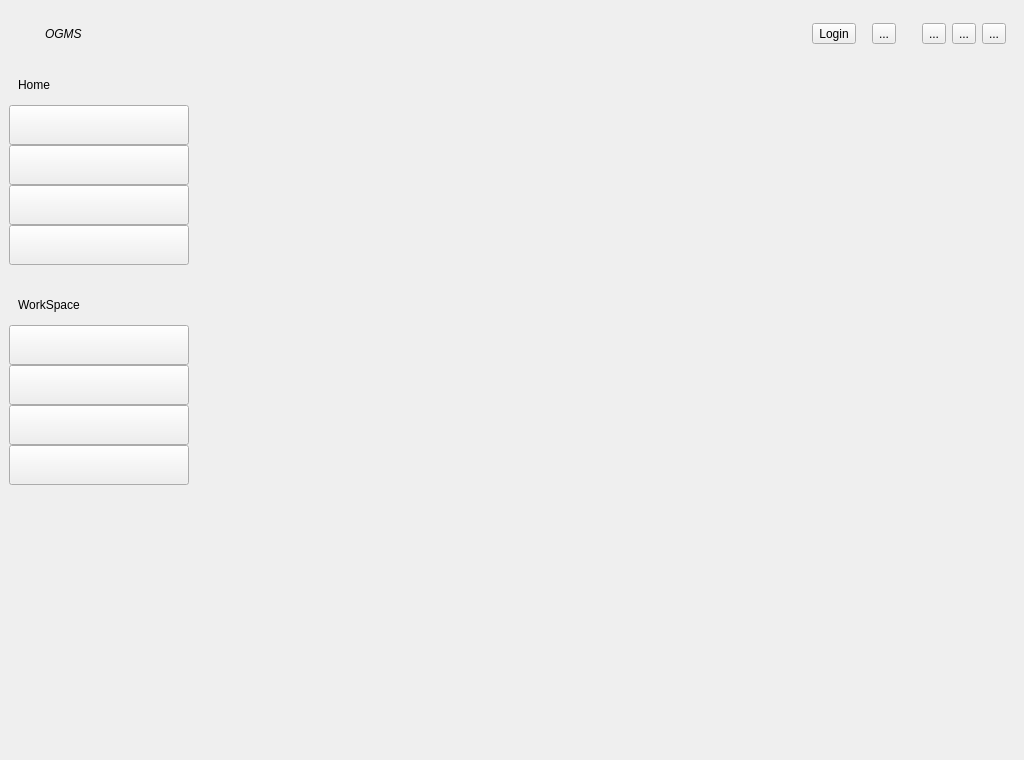
Old version of the form OgmUI/ogmmainwidget.ui in the repository SunsetFrost/ogms_desktop.
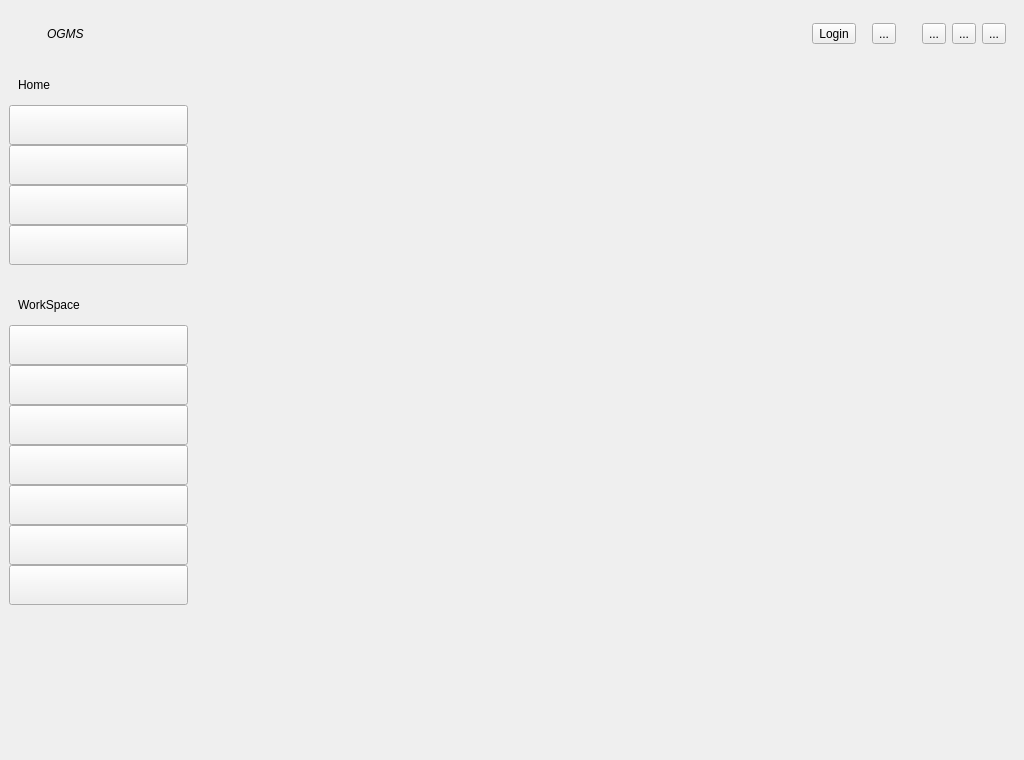
New version of the form. Icons and pictures are not drawn.

The edit to the form file:
```diff
--- a/OgmUI/ogmmainwidget.ui
+++ b/OgmUI/ogmmainwidget.ui
@@ -114,7 +114,7 @@
           <number>4</number>
          </property>
          <property name="leftMargin">
-          <number>16</number>
+          <number>14</number>
          </property>
          <property name="topMargin">
           <number>4</number>
@@ -126,21 +126,58 @@
           <number>4</number>
          </property>
          <item>
-          <widget class="QLabel" name="lblTitleIcon">
-           <property name="font">
-            <font>
-             <pointsize>20</pointsize>
-            </font>
-           </property>
-           <property name="statusTip">
-            <string>lbl-f20</string>
-           </property>
-           <property name="text">
-            <string/>
-           </property>
-           <property name="alignment">
-            <set>Qt::AlignCenter</set>
-           </property>
+          <widget class="QWidget" name="widget_3" native="true">
+           <layout class="QVBoxLayout" name="verticalLayout_6">
+            <property name="spacing">
+             <number>0</number>
+            </property>
+            <property name="leftMargin">
+             <number>0</number>
+            </property>
+            <property name="topMargin">
+             <number>0</number>
+            </property>
+            <property name="rightMargin">
+             <number>0</number>
+            </property>
+            <property name="bottomMargin">
+             <number>0</number>
+            </property>
+            <item>
+             <widget class="QLabel" name="lblTitleIcon">
+              <property name="font">
+               <font>
+                <pointsize>20</pointsize>
+               </font>
+              </property>
+              <property name="statusTip">
+               <string>lbl-f20</string>
+              </property>
+              <property name="text">
+               <string/>
+              </property>
+              <property name="alignment">
+               <set>Qt::AlignCenter</set>
+              </property>
+             </widget>
+            </item>
+            <item>
+             <spacer name="verticalSpacer_3">
+              <property name="orientation">
+               <enum>Qt::Vertical</enum>
+              </property>
+              <property name="sizeType">
+               <enum>QSizePolicy::Fixed</enum>
+              </property>
+              <property name="sizeHint" stdset="0">
+               <size>
+                <width>20</width>
+                <height>1</height>
+               </size>
+              </property>
+             </spacer>
+            </item>
+           </layout>
           </widget>
          </item>
          <item>
@@ -426,7 +463,7 @@
              <number>6</number>
             </property>
             <property name="rightMargin">
-             <number>0</number>
+             <number>1</number>
             </property>
             <property name="bottomMargin">
              <number>0</number>
@@ -672,37 +709,6 @@
                <property name="bottomMargin">
                 <number>0</number>
                </property>
-               <item>
-                <widget class="QToolButton" name="btnSpaceTask">
-                 <property name="sizePolicy">
-                  <sizepolicy hsizetype="Preferred" vsizetype="Fixed">
-                   <horstretch>0</horstretch>
-                   <verstretch>0</verstretch>
-                  </sizepolicy>
-                 </property>
-                 <property name="minimumSize">
-                  <size>
-                   <width>0</width>
-                   <height>40</height>
-                  </size>
-                 </property>
-                 <property name="maximumSize">
-                  <size>
-                   <width>16777215</width>
-                   <height>40</height>
-                  </size>
-                 </property>
-                 <property name="statusTip">
-                  <string>btn-sidebar</string>
-                 </property>
-                 <property name="text">
-                  <string/>
-                 </property>
-                 <property name="checkable">
-                  <bool>true</bool>
-                 </property>
-                </widget>
-               </item>
                <item>
                 <widget class="QToolButton" name="btnSpaceFavor">
                  <property name="sizePolicy">
@@ -734,6 +740,37 @@
                  </property>
                 </widget>
                </item>
+               <item>
+                <widget class="QToolButton" name="btnSpaceTask">
+                 <property name="sizePolicy">
+                  <sizepolicy hsizetype="Preferred" vsizetype="Fixed">
+                   <horstretch>0</horstretch>
+                   <verstretch>0</verstretch>
+                  </sizepolicy>
+                 </property>
+                 <property name="minimumSize">
+                  <size>
+                   <width>0</width>
+                   <height>40</height>
+                  </size>
+                 </property>
+                 <property name="maximumSize">
+                  <size>
+                   <width>16777215</width>
+                   <height>40</height>
+                  </size>
+                 </property>
+                 <property name="statusTip">
+                  <string>btn-sidebar</string>
+                 </property>
+                 <property name="text">
+                  <string/>
+                 </property>
+                 <property name="checkable">
+                  <bool>true</bool>
+                 </property>
+                </widget>
+               </item>
                <item>
                 <widget class="QToolButton" name="btnSpaceFileManager">
                  <property name="sizePolicy">
@@ -808,6 +845,123 @@
               </property>
              </widget>
             </item>
+            <item>
+             <widget class="QToolButton" name="btnSpaceIntegrated">
+              <property name="sizePolicy">
+               <sizepolicy hsizetype="Preferred" vsizetype="Fixed">
+                <horstretch>0</horstretch>
+                <verstretch>0</verstretch>
+               </sizepolicy>
+              </property>
+              <property name="minimumSize">
+               <size>
+                <width>0</width>
+                <height>40</height>
+               </size>
+              </property>
+              <property name="maximumSize">
+               <size>
+                <width>16777215</width>
+                <height>40</height>
+               </size>
+              </property>
+              <property name="statusTip">
+               <string>btn-sidebar</string>
+              </property>
+              <property name="text">
+               <string/>
+              </property>
+             </widget>
+            </item>
+            <item>
+             <widget class="QWidget" name="widgetIntegration" native="true">
+              <property name="minimumSize">
+               <size>
+                <width>0</width>
+                <height>30</height>
+               </size>
+              </property>
+              <layout class="QVBoxLayout" name="verticalLayout_7">
+               <property name="spacing">
+                <number>0</number>
+               </property>
+               <property name="leftMargin">
+                <number>0</number>
+               </property>
+               <property name="topMargin">
+                <number>0</number>
+               </property>
+               <property name="rightMargin">
+                <number>0</number>
+               </property>
+               <property name="bottomMargin">
+                <number>0</number>
+               </property>
+               <item>
+                <widget class="QToolButton" name="btnSpaceIntegratedSolution">
+                 <property name="sizePolicy">
+                  <sizepolicy hsizetype="Preferred" vsizetype="Fixed">
+                   <horstretch>0</horstretch>
+                   <verstretch>0</verstretch>
+                  </sizepolicy>
+                 </property>
+                 <property name="minimumSize">
+                  <size>
+                   <width>0</width>
+                   <height>40</height>
+                  </size>
+                 </property>
+                 <property name="maximumSize">
+                  <size>
+                   <width>16777215</width>
+                   <height>40</height>
+                  </size>
+                 </property>
+                 <property name="statusTip">
+                  <string>btn-sidebar-child</string>
+                 </property>
+                 <property name="text">
+                  <string/>
+                 </property>
+                 <property name="checkable">
+                  <bool>true</bool>
+                 </property>
+                </widget>
+               </item>
+               <item>
+                <widget class="QToolButton" name="btnSpaceIntegratedTask">
+                 <property name="sizePolicy">
+                  <sizepolicy hsizetype="Preferred" vsizetype="Fixed">
+                   <horstretch>0</horstretch>
+                   <verstretch>0</verstretch>
+                  </sizepolicy>
+                 </property>
+                 <property name="minimumSize">
+                  <size>
+                   <width>0</width>
+                   <height>40</height>
+                  </size>
+                 </property>
+                 <property name="maximumSize">
+                  <size>
+                   <width>16777215</width>
+                   <height>40</height>
+                  </size>
+                 </property>
+                 <property name="statusTip">
+                  <string>btn-sidebar-child</string>
+                 </property>
+                 <property name="text">
+                  <string/>
+                 </property>
+                 <property name="checkable">
+                  <bool>true</bool>
+                 </property>
+                </widget>
+               </item>
+              </layout>
+             </widget>
+            </item>
             <item>
              <spacer name="verticalSpacer">
               <property name="orientation">
```
